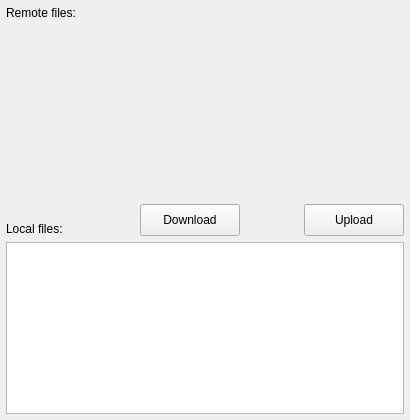
Above: cwe_guiWidgets/cwe_file_manager.ui from NHERI-SimCenter/CWE-Simulation-Tool before the change. Below: the same form after it.
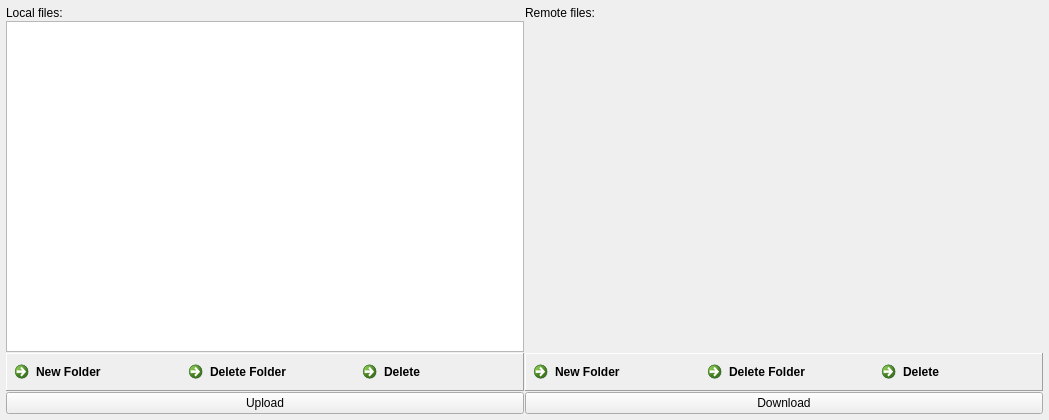
That is the form after the change. Icons and pictures are not drawn. Custom widgets are drawn as their Qt base class.

```diff
--- a/cwe_guiWidgets/cwe_file_manager.ui
+++ b/cwe_guiWidgets/cwe_file_manager.ui
@@ -41,7 +41,7 @@
    <rect>
     <x>0</x>
     <y>0</y>
-    <width>410</width>
+    <width>947</width>
     <height>420</height>
    </rect>
   </property>
@@ -61,70 +61,211 @@
    <property name="bottomMargin">
     <number>6</number>
    </property>
-   <item row="3" column="1">
-    <widget class="QFrame" name="frame">
+   <property name="spacing">
+    <number>1</number>
+   </property>
+   <item row="1" column="1">
+    <widget class="RemoteFileTree" name="remoteTreeView" native="true">
      <property name="sizePolicy">
-      <sizepolicy hsizetype="Preferred" vsizetype="Preferred">
+      <sizepolicy hsizetype="Expanding" vsizetype="Expanding">
        <horstretch>0</horstretch>
-       <verstretch>0</verstretch>
+       <verstretch>3</verstretch>
       </sizepolicy>
      </property>
-     <property name="maximumSize">
-      <size>
-       <width>100</width>
-       <height>16777215</height>
-      </size>
+     <property name="contextMenuPolicy">
+      <enum>Qt::CustomContextMenu</enum>
      </property>
-     <property name="frameShape">
-      <enum>QFrame::NoFrame</enum>
-     </property>
-     <property name="frameShadow">
-      <enum>QFrame::Raised</enum>
-     </property>
-     <property name="lineWidth">
-      <number>0</number>
-     </property>
-     <layout class="QVBoxLayout" name="verticalLayout">
-      <property name="leftMargin">
-       <number>0</number>
-      </property>
-      <property name="rightMargin">
-       <number>0</number>
-      </property>
-      <item>
-       <widget class="QLabel" name="label">
-        <property name="text">
-         <string/>
-        </property>
-        <property name="pixmap">
-         <pixmap resource="../cwe_resources.qrc">:/buttons/images/CWE_button_down_arrows.png</pixmap>
-        </property>
-        <property name="alignment">
-         <set>Qt::AlignRight|Qt::AlignTrailing|Qt::AlignVCenter</set>
-        </property>
-       </widget>
-      </item>
-     </layout>
     </widget>
    </item>
    <item row="0" column="0">
+    <widget class="QLabel" name="label_3">
+     <property name="sizePolicy">
+      <sizepolicy hsizetype="Preferred" vsizetype="Fixed">
+       <horstretch>0</horstretch>
+       <verstretch>0</verstretch>
+      </sizepolicy>
+     </property>
+     <property name="text">
+      <string>Local files:</string>
+     </property>
+     <property name="alignment">
+      <set>Qt::AlignLeading|Qt::AlignLeft|Qt::AlignVCenter</set>
+     </property>
+    </widget>
+   </item>
+   <item row="0" column="1">
     <widget class="QLabel" name="label_4">
+     <property name="sizePolicy">
+      <sizepolicy hsizetype="Preferred" vsizetype="Fixed">
+       <horstretch>0</horstretch>
+       <verstretch>0</verstretch>
+      </sizepolicy>
+     </property>
      <property name="text">
       <string>Remote files:</string>
      </property>
+     <property name="alignment">
+      <set>Qt::AlignLeading|Qt::AlignLeft|Qt::AlignVCenter</set>
+     </property>
+    </widget>
+   </item>
+   <item row="1" column="0">
+    <widget class="QTreeView" name="localTreeView">
+     <property name="sizePolicy">
+      <sizepolicy hsizetype="Expanding" vsizetype="Expanding">
+       <horstretch>0</horstretch>
+       <verstretch>3</verstretch>
+      </sizepolicy>
+     </property>
+     <property name="editTriggers">
+      <set>QAbstractItemView::NoEditTriggers</set>
+     </property>
+    </widget>
+   </item>
+   <item row="2" column="0">
+    <widget class="QFrame" name="local_panel">
+     <property name="frameShape">
+      <enum>QFrame::Panel</enum>
+     </property>
+     <property name="frameShadow">
+      <enum>QFrame::Raised</enum>
+     </property>
+     <layout class="QGridLayout" name="gridLayout_2">
+      <property name="leftMargin">
+       <number>0</number>
+      </property>
+      <property name="topMargin">
+       <number>0</number>
+      </property>
+      <property name="rightMargin">
+       <number>0</number>
+      </property>
+      <property name="bottomMargin">
+       <number>0</number>
+      </property>
+      <item row="0" column="0">
+       <widget class="QCommandLinkButton" name="localButton_newFolder">
+        <property name="text">
+         <string>New Folder</string>
+        </property>
+        <property name="icon">
+         <iconset resource="../cwe_resources.qrc">
+          <normaloff>:/icons/folder.png</normaloff>:/icons/folder.png</iconset>
+        </property>
+       </widget>
+      </item>
+      <item row="0" column="1">
+       <widget class="QCommandLinkButton" name="localButton_deleteFolder">
+        <property name="text">
+         <string>Delete Folder</string>
+        </property>
+        <property name="icon">
+         <iconset resource="../cwe_resources.qrc">
+          <normaloff>:/icons/burst.png</normaloff>:/icons/burst.png</iconset>
+        </property>
+       </widget>
+      </item>
+      <item row="0" column="2">
+       <widget class="QCommandLinkButton" name="localButton_deleteFile">
+        <property name="text">
+         <string>Delete</string>
+        </property>
+        <property name="icon">
+         <iconset resource="../cwe_resources.qrc">
+          <normaloff>:/icons/bomb.png</normaloff>:/icons/bomb.png</iconset>
+        </property>
+       </widget>
+      </item>
+     </layout>
+    </widget>
+   </item>
+   <item row="2" column="1">
+    <widget class="QFrame" name="remote_panel">
+     <property name="frameShape">
+      <enum>QFrame::Panel</enum>
+     </property>
+     <property name="frameShadow">
+      <enum>QFrame::Raised</enum>
+     </property>
+     <layout class="QGridLayout" name="gridLayout_3">
+      <property name="leftMargin">
+       <number>0</number>
+      </property>
+      <property name="topMargin">
+       <number>0</number>
+      </property>
+      <property name="rightMargin">
+       <number>0</number>
+      </property>
+      <property name="bottomMargin">
+       <number>0</number>
+      </property>
+      <item row="0" column="4">
+       <widget class="QCommandLinkButton" name="remoteButton_deleteFile">
+        <property name="text">
+         <string>Delete</string>
+        </property>
+        <property name="icon">
+         <iconset resource="../cwe_resources.qrc">
+          <normaloff>:/icons/bomb.png</normaloff>:/icons/bomb.png</iconset>
+        </property>
+       </widget>
+      </item>
+      <item row="0" column="2">
+       <widget class="QCommandLinkButton" name="remoteButton_newFolder">
+        <property name="text">
+         <string>New Folder</string>
+        </property>
+        <property name="icon">
+         <iconset resource="../cwe_resources.qrc">
+          <normaloff>:/icons/folder.png</normaloff>:/icons/folder.png</iconset>
+        </property>
+       </widget>
+      </item>
+      <item row="0" column="3">
+       <widget class="QCommandLinkButton" name="remoteButton_deleteFolder">
+        <property name="text">
+         <string>Delete Folder</string>
+        </property>
+        <property name="icon">
+         <iconset resource="../cwe_resources.qrc">
+          <normaloff>:/icons/burst.png</normaloff>:/icons/burst.png</iconset>
+        </property>
+       </widget>
+      </item>
+     </layout>
+    </widget>
+   </item>
+   <item row="3" column="1">
+    <widget class="QPushButton" name="pb_download">
+     <property name="sizePolicy">
+      <sizepolicy hsizetype="Preferred" vsizetype="Preferred">
+       <horstretch>0</horstretch>
+       <verstretch>0</verstretch>
+      </sizepolicy>
+     </property>
+     <property name="minimumSize">
+      <size>
+       <width>100</width>
+       <height>0</height>
+      </size>
+     </property>
+     <property name="maximumSize">
+      <size>
+       <width>16777215</width>
+       <height>50</height>
+      </size>
+     </property>
+     <property name="text">
+      <string>Download</string>
+     </property>
+     <property name="icon">
+      <iconset resource="../cwe_resources.qrc">
+       <normaloff>:/icons/left.png</normaloff>:/icons/left.png</iconset>
+     </property>
     </widget>
    </item>
    <item row="3" column="0">
-    <widget class="QLabel" name="label_3">
-     <property name="text">
-      <string>Local files:</string>
-     </property>
-     <property name="alignment">
-      <set>Qt::AlignBottom|Qt::AlignLeading|Qt::AlignLeft</set>
-     </property>
-    </widget>
-   </item>
-   <item row="3" column="4">
     <widget class="QPushButton" name="pb_upload">
      <property name="sizePolicy">
       <sizepolicy hsizetype="Preferred" vsizetype="Preferred">
@@ -153,76 +294,25 @@
      <property name="text">
       <string>Upload</string>
      </property>
-    </widget>
-   </item>
-   <item row="3" column="2">
-    <widget class="QPushButton" name="pb_download">
-     <property name="sizePolicy">
-      <sizepolicy hsizetype="Preferred" vsizetype="Preferred">
-       <horstretch>0</horstretch>
-       <verstretch>0</verstretch>
-      </sizepolicy>
-     </property>
-     <property name="minimumSize">
-      <size>
-       <width>100</width>
-       <height>0</height>
-      </size>
-     </property>
-     <property name="maximumSize">
-      <size>
-       <width>16777215</width>
-       <height>50</height>
-      </size>
-     </property>
-     <property name="text">
-      <string>Download</string>
-     </property>
-    </widget>
-   </item>
-   <item row="3" column="3">
-    <widget class="QLabel" name="label_2">
-     <property name="text">
-      <string/>
-     </property>
-     <property name="pixmap">
-      <pixmap resource="../cwe_resources.qrc">:/buttons/images/CWE_button_up_arrows.png</pixmap>
-     </property>
-     <property name="scaledContents">
-      <bool>false</bool>
-     </property>
-     <property name="alignment">
-      <set>Qt::AlignRight|Qt::AlignTrailing|Qt::AlignVCenter</set>
-     </property>
-    </widget>
-   </item>
-   <item row="4" column="0" colspan="5">
-    <widget class="QTreeView" name="localTreeView">
-     <property name="sizePolicy">
-      <sizepolicy hsizetype="Expanding" vsizetype="Expanding">
-       <horstretch>3</horstretch>
-       <verstretch>1</verstretch>
-      </sizepolicy>
-     </property>
-     <property name="editTriggers">
-      <set>QAbstractItemView::NoEditTriggers</set>
-     </property>
-    </widget>
-   </item>
-   <item row="1" column="0" colspan="5">
-    <widget class="RemoteFileTree" name="remoteTreeView" native="true">
-     <property name="sizePolicy">
-      <sizepolicy hsizetype="Expanding" vsizetype="Expanding">
-       <horstretch>3</horstretch>
-       <verstretch>1</verstretch>
-      </sizepolicy>
-     </property>
-     <property name="contextMenuPolicy">
-      <enum>Qt::CustomContextMenu</enum>
+     <property name="icon">
+      <iconset resource="../cwe_resources.qrc">
+       <normaloff>:/icons/right.png</normaloff>:/icons/right.png</iconset>
      </property>
     </widget>
    </item>
   </layout>
+  <action name="actionlocal_new_folder">
+   <property name="icon">
+    <iconset resource="../cwe_resources.qrc">
+     <normaloff>:/icons/folder.png</normaloff>:/icons/folder.png</iconset>
+   </property>
+   <property name="text">
+    <string>local_new_folder</string>
+   </property>
+   <property name="toolTip">
+    <string>create a new folder</string>
+   </property>
+  </action>
  </widget>
  <customwidgets>
   <customwidget>
```
